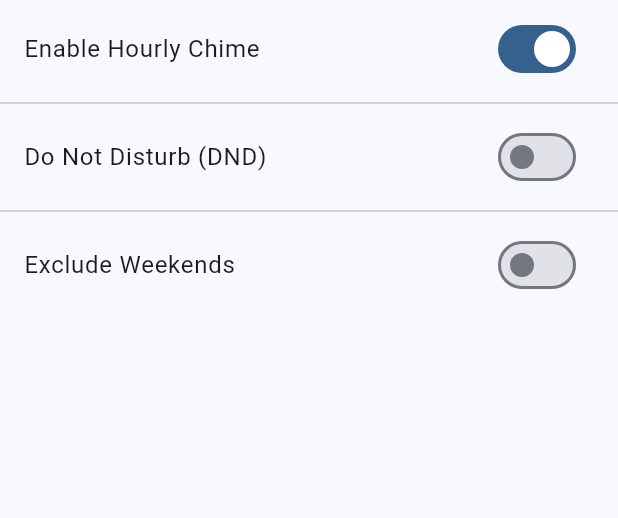
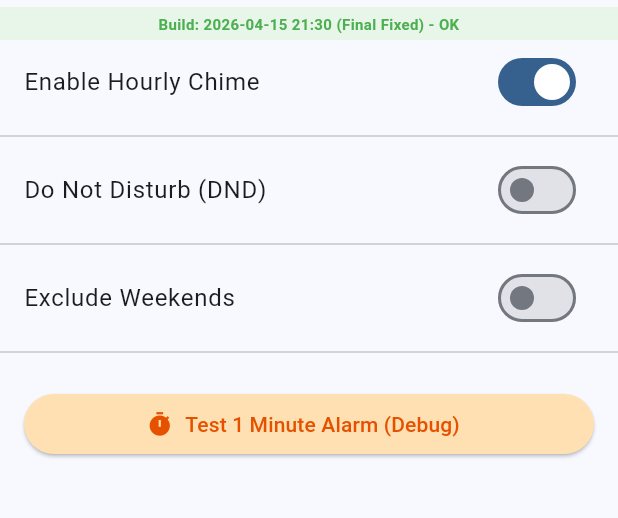
Before and after one commit to AeWeol1228/chime-bell-application, a Flutter app: the screen it shows after launch, on a phone screen of 412 x 824 dp, the part 77-595 px from its top. Run offline on Flutter 3.47's test engine with Material 3 defaults, Android fonts, the phone set to English and light mode, and no system bars; our stand-ins replace audioplayers, shared_preferences; missing offline and left inert: android_alarm_manager_plus.

Commit message:
Fix background alarm issues: update AndroidManifest paths and prevent duplicate isolate initialization

```diff
--- a/lib/services/alarm_service.dart
+++ b/lib/services/alarm_service.dart
@@ -1,23 +1,24 @@
 import 'package:android_alarm_manager_plus/android_alarm_manager_plus.dart';
-import 'package:audioplayers/audioplayers.dart';
-import 'settings_service.dart';
+import '../main.dart'; // Import to use alarmCallback from main.dart
 
 class AlarmService {
   static const int _alarmId = 0;
+  static bool _initialized = false;
 
   static Future<void> init() async {
-    await AndroidAlarmManager.initialize();
+    if (_initialized) return;
+    _initialized = await AndroidAlarmManager.initialize();
+    print('[ChimeBell] AndroidAlarmManager initialized: $_initialized');
   }
 
   static Future<void> scheduleChime() async {
     final now = DateTime.now();
-    // Calculate the next full hour
     final nextHour = DateTime(now.year, now.month, now.day, now.hour + 1);
 
     await AndroidAlarmManager.periodic(
       const Duration(hours: 1),
       _alarmId,
-      callback,
+      alarmCallback, // References the top-level function in main.dart
       startAt: nextHour,
       exact: true,
       wakeup: true,
@@ -29,48 +30,17 @@ class AlarmService {
     await AndroidAlarmManager.cancel(_alarmId);
   }
 
-  // This must be a top-level function or a static method
-  @pragma('vm:entry-point')
-  static Future<void> callback() async {
-    final settings = SettingsService();
-    await settings.init();
+  static Future<void> scheduleTestChime() async {
+    const int testId = 1;
+    final testTime = DateTime.now().add(const Duration(minutes: 1));
+    print('[ChimeBell] Scheduling test alarm for: $testTime');
 
-    if (!settings.chimeEnabled) return;
-
-    final now = DateTime.now();
-
-    // Weekend exclusion
-    if (settings.excludeWeekends) {
-      if (now.weekday == DateTime.saturday || now.weekday == DateTime.sunday) {
-        return;
-      }
-    }
-
-    // Do Not Disturb (DND) logic
-    if (settings.dndEnabled) {
-      final start = settings.dndStartHour;
-      final end = settings.dndEndHour;
-      final current = now.hour;
-
-      bool isDnd = false;
-      if (start <= end) {
-        // DND within the same day (e.g., 09:00 - 18:00)
-        if (current >= start && current < end) isDnd = true;
-      } else {
-        // DND spanning midnight (e.g., 22:00 - 07:00)
-        if (current >= start || current < end) isDnd = true;
-      }
-
-      if (isDnd) return;
-    }
-
-    // Play Chime Sound
-    final player = AudioPlayer();
-    try {
-      await player.play(AssetSource('sounds/${settings.selectedSound}'));
-    } catch (e) {
-      // Fallback or log error
-      print('Error playing chime: $e');
-    }
+    await AndroidAlarmManager.oneShot(
+      const Duration(minutes: 1),
+      testId,
+      alarmCallback, // References the top-level function in main.dart
+      exact: true,
+      wakeup: true,
+    );
   }
 }
--- a/lib/ui/settings_screen.dart
+++ b/lib/ui/settings_screen.dart
@@ -18,6 +18,9 @@ class _SettingsScreenState extends State<SettingsScreen> {
   late int _dndEnd;
   late bool _excludeWeekends;
 
+  // Manual Build ID for user verification
+  final String _buildID = "Build: 2026-04-15 21:30 (Final Fixed)";
+
   @override
   void initState() {
     super.initState();
@@ -26,6 +29,19 @@ class _SettingsScreenState extends State<SettingsScreen> {
     _dndStart = widget.settings.dndStartHour;
     _dndEnd = widget.settings.dndEndHour;
     _excludeWeekends = widget.settings.excludeWeekends;
+
+    // Show visual confirmation that the update was applied
+    WidgetsBinding.instance.addPostFrameCallback((_) {
+      if (mounted) {
+        ScaffoldMessenger.of(context).showSnackBar(
+          SnackBar(
+            content: Text('✅ Update Applied: $_buildID'),
+            backgroundColor: Colors.green,
+            duration: const Duration(seconds: 5),
+          ),
+        );
+      }
+    });
   }
 
   void _updateAlarm() {
@@ -42,6 +58,15 @@ class _SettingsScreenState extends State<SettingsScreen> {
       appBar: AppBar(title: const Text('Chime Bell Settings')),
       body: ListView(
         children: [
+          Container(
+            color: Colors.green.shade50,
+            padding: const EdgeInsets.symmetric(vertical: 4),
+            child: Text(
+              '$_buildID - OK',
+              textAlign: TextAlign.center,
+              style: const TextStyle(fontSize: 10, color: Colors.green, fontWeight: FontWeight.bold),
+            ),
+          ),
           SwitchListTile(
             title: const Text('Enable Hourly Chime'),
             value: _chimeEnabled,
@@ -97,6 +122,26 @@ class _SettingsScreenState extends State<SettingsScreen> {
               widget.settings.setExcludeWeekends(val);
             },
           ),
+          const Divider(),
+          Padding(
+            padding: const EdgeInsets.all(16.0),
+            child: ElevatedButton.icon(
+              onPressed: () async {
+                await AlarmService.scheduleTestChime();
+                if (mounted) {
+                  ScaffoldMessenger.of(context).showSnackBar(
+                    const SnackBar(content: Text('Test alarm scheduled for 1 minute from now.')),
+                  );
+                }
+              },
+              icon: const Icon(Icons.timer),
+              label: const Text('Test 1 Minute Alarm (Debug)'),
+              style: ElevatedButton.styleFrom(
+                backgroundColor: Colors.orange.shade100,
+                foregroundColor: Colors.orange.shade900,
+              ),
+            ),
+          ),
         ],
       ),
     );
```
Also changed, not shown: lib/main.dart (+38 -1 lines), 1 other file.
